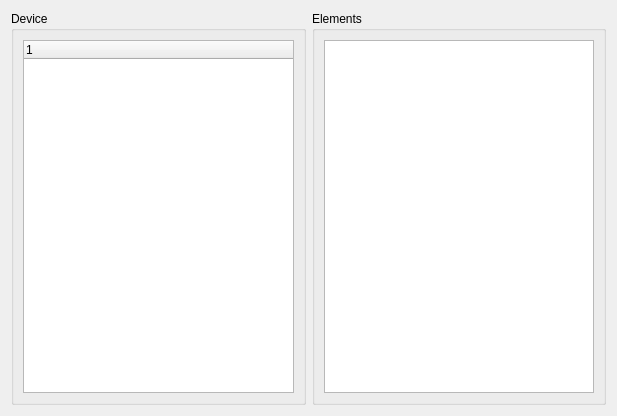
Old version of the form btday/deviceui.ui in the repository notmikeb/workspace.
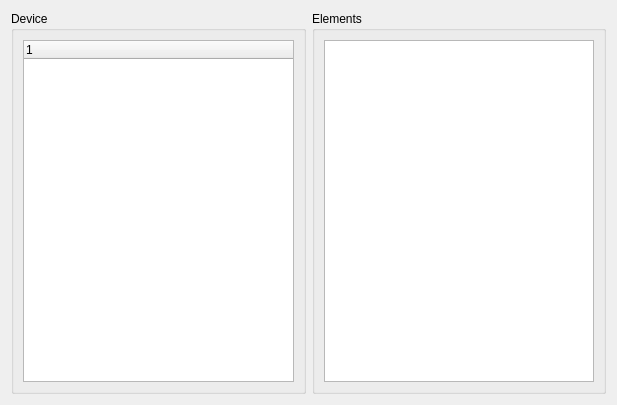
New version of the form.

Commit message: btday ui sample

What changed in the file:
```diff
--- a/btday/deviceui.ui
+++ b/btday/deviceui.ui
@@ -7,7 +7,7 @@
     <x>0</x>
     <y>0</y>
     <width>617</width>
-    <height>416</height>
+    <height>405</height>
    </rect>
   </property>
   <property name="windowTitle">
```
The commit also changes 5 other files.
